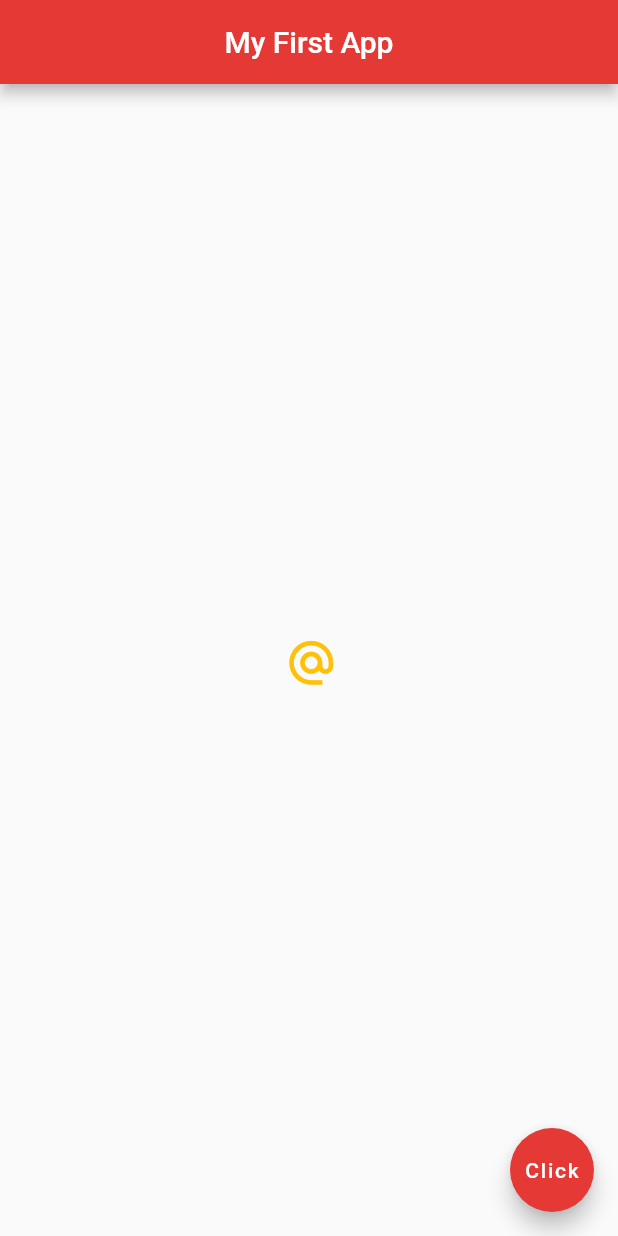
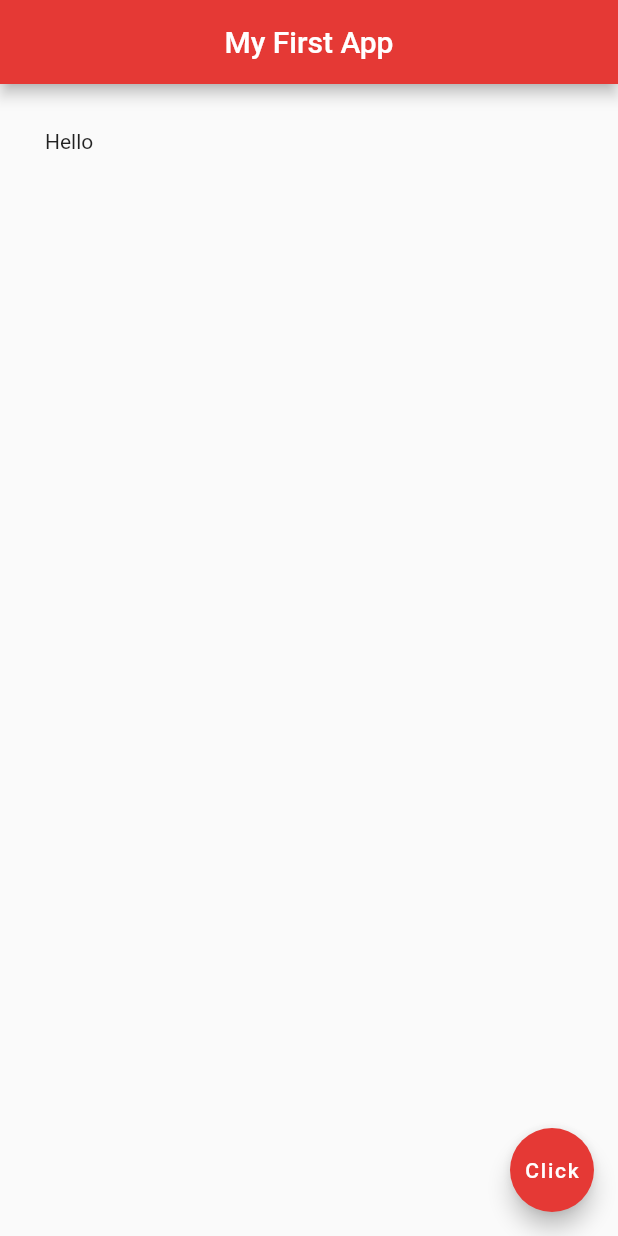
Before and after one commit to salahuddin-rakib/Flutter_Apps, a Flutter app: the screen it shows after launch, on a phone screen of 412 x 824 dp. Run offline on Flutter 3.47's test engine with Material 2 defaults, Android fonts, the phone set to English and light mode, and no system bars.

Commit message:
Examples of Container and Padding widgets.

```diff
--- a/lib/main.dart
+++ b/lib/main.dart
@@ -15,57 +15,37 @@ class Home extends StatelessWidget {
         centerTitle: true,
         backgroundColor: Colors.red[600],
       ),
-      body: Center(
-        // Icon adding to the project.
-        // child: Icon(
-        //   Icons.airport_shuttle,
-        //   color: Colors.lightBlue,
-        //   size: 100.0,
-        // ),
 
-        // ***** Example of different types of button *****
+      // Container example:
+      // body: Container(
+      //   // Padding example
+      //
+      //   // It will take 30 pixel padding all around of it's body.
+      //   // padding: EdgeInsets.all(30.0),
+      //
+      //   // It will take 10 pixel Left, 20 pixel Top, 30 pixel Right and 40 pixel bottom padding around it's body.
+      //   // padding: EdgeInsets.fromLTRB(10, 20, 30, 40),
+      //
+      //   // It will take 10 pixel horizontally and 20 pixel vertically padding around it's body.
+      //   padding: EdgeInsets.symmetric(horizontal: 10.0, vertical: 20.0),
+      //
+      //   // It will take 10 pixel margin all around of it's body.
+      //   // margin: EdgeInsets.all(10.0),
+      //
+      //   // It will take 10 pixel horizontally and 20 pixel vertically margin around it's body.
+      //   // We can also use all functions here like padding.
+      //   margin: EdgeInsets.symmetric(horizontal: 10.0, vertical: 20.0),
+      //
+      //   // If we don't give any child then it will take whole body space.
+      //   color: Colors.grey[400],
+      //   child: Text('Hello'),
+      // ),
 
-        // ElevatedButton example
-        // child: ElevatedButton(
-        //   onPressed: () {},
-        //   child: Text('click me'),
-        // ),
-
-        // TextButton example
-        // child: TextButton(
-        //   onPressed: () {},
-        //   child: Text('click me'),
-        // ),
-
-        // Adding something workable to onPressed action
-        // child: ElevatedButton(
-        //   onPressed: () {
-        //     print('You clicked me.');
-        //   },
-        //   child: Text('click me'),
-        // ),
-
-        // Adding a Icon and Text Button
-        // child: ElevatedButton.icon(
-        //   onPressed: () {},
-        //   icon: Icon(
-        //     Icons.mail,
-        //     color: Colors.amber,
-        //   ),
-        //   label: Text('mail me'),
-        // ),
-
-        // Example of IconButton
-        child: IconButton(
-          onPressed: () {
-            print('You clicked me.');
-          },
-          icon: Icon(
-            Icons.alternate_email,
-            size: 35.0,
-          ),
-          color: Colors.amber,
-        ),
+      // If we only want to use padding into a text without container, we should do that this way.
+      // We can't use margin or color widgets inside Padding widget. To do that we should use Container widget.
+      body: Padding(
+        padding: EdgeInsets.all(30.0),
+        child: Text('Hello'),
       ),
       floatingActionButton: FloatingActionButton(
         onPressed: () {},
```
